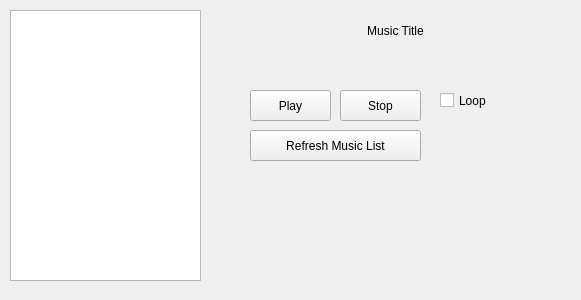
Before: the Qt Designer form GUI Form/AudioPlayerDesign.ui in li1345825138/AudioPlayer, drawn with Qt 5.
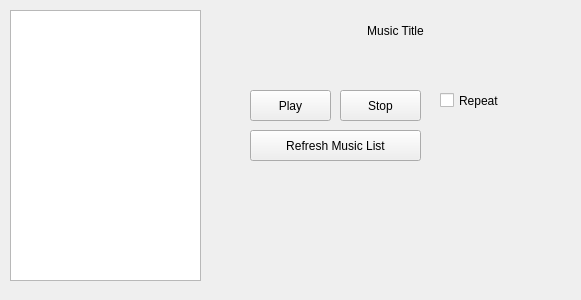
After: the same form once the commit is applied.

```diff
--- a/GUI Form/AudioPlayerDesign.ui
+++ b/GUI Form/AudioPlayerDesign.ui
@@ -75,7 +75,7 @@
     </rect>
    </property>
    <property name="text">
-    <string>Loop</string>
+    <string>Repeat</string>
    </property>
   </widget>
   <widget class="QPushButton" name="pushButton_3">
```
Left out of the diff: 12 changed lines with no effect on the pictures.
